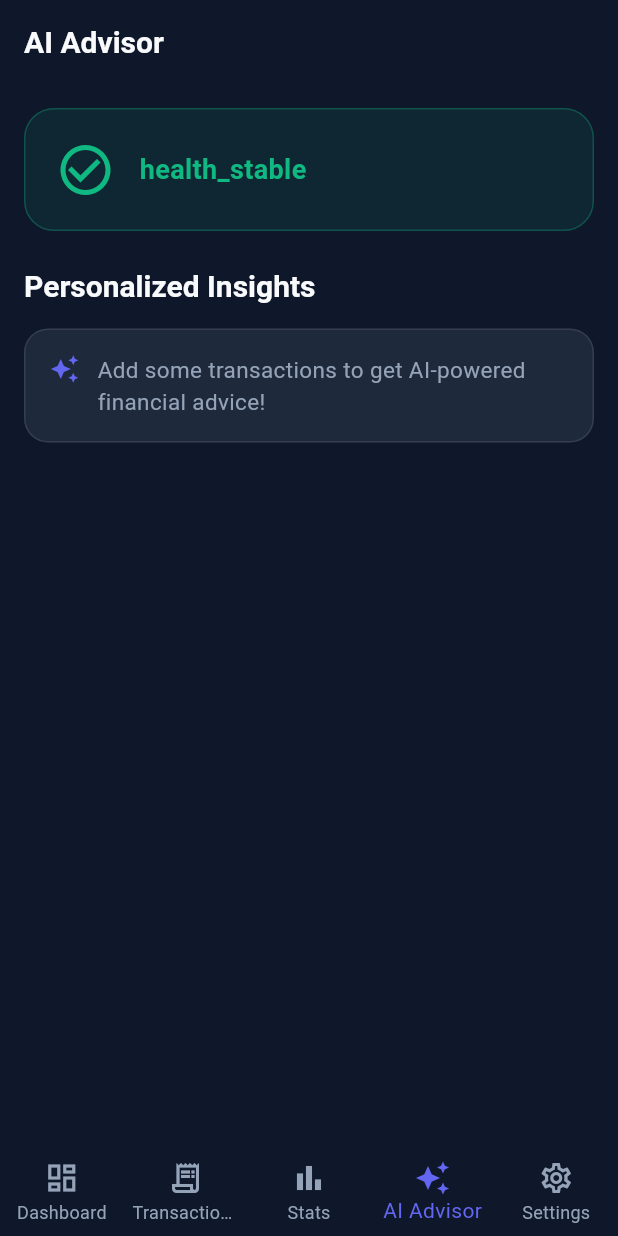
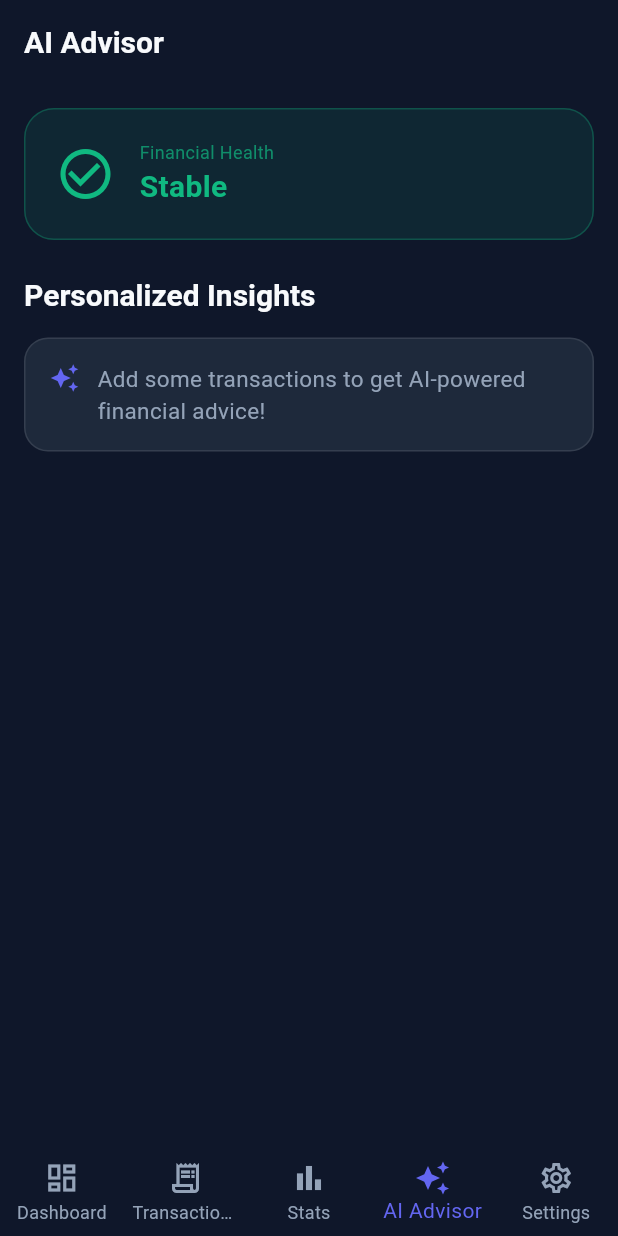
Before and after one commit to aboodsido/pet, a Flutter app: the screen it shows after launch, item 4 of the bottom bar chosen, on a phone screen of 412 x 824 dp. Run offline on Flutter 3.47's test engine with Material 3 defaults, Android fonts, the phone set to English and light mode, and no system bars; our stand-ins replace easy_localization, equatable, fl_chart, flutter_bloc, get_it, google_fonts and 3 more; accounts and stored records are empty; Roboto replaces fonts that are missing (Cairo).

```diff
--- a/lib/core/theme/app_theme.dart
+++ b/lib/core/theme/app_theme.dart
@@ -1,4 +1,5 @@
 import 'package:flutter/material.dart';
+import 'package:google_fonts/google_fonts.dart';
 
 class AppTheme {
   static const Color primaryColor = Color(0xFF6366F1); // Indigo
@@ -33,7 +34,8 @@ class AppTheme {
         onSurface: lightTextColor,
         onError: Colors.white,
       ),
-      textTheme: const TextTheme(
+      textTheme: GoogleFonts.cairoTextTheme(
+        const TextTheme(
           headlineLarge: TextStyle(
             color: lightTextColor,
             fontSize: 32,
@@ -54,6 +56,7 @@ class AppTheme {
           bodyLarge: TextStyle(color: lightTextColor, fontSize: 16),
           bodyMedium: TextStyle(color: lightSecondaryTextColor, fontSize: 14),
         ),
+      ),
       cardTheme: CardTheme(
         color: lightCardColor,
         elevation: 0,
@@ -62,12 +65,12 @@ class AppTheme {
           side: BorderSide(color: Colors.black.withValues(alpha: 0.05)),
         ),
       ),
-      appBarTheme: const AppBarTheme(
+      appBarTheme:  AppBarTheme(
         backgroundColor: lightScaffoldBackgroundColor,
         elevation: 0,
         centerTitle: false,
         iconTheme: IconThemeData(color: lightTextColor),
-        titleTextStyle: TextStyle(
+        titleTextStyle: GoogleFonts.cairo(
           color: lightTextColor,
           fontSize: 20,
           fontWeight: FontWeight.bold,
@@ -123,7 +126,8 @@ class AppTheme {
         onSurface: textColor,
         onError: Colors.white,
       ),
-      textTheme: const TextTheme(
+      textTheme: GoogleFonts.cairoTextTheme(
+        const TextTheme(
           headlineLarge: TextStyle(
             color: textColor,
             fontSize: 32,
@@ -144,6 +148,7 @@ class AppTheme {
           bodyLarge: TextStyle(color: textColor, fontSize: 16),
           bodyMedium: TextStyle(color: secondaryTextColor, fontSize: 14),
         ),
+      ),
       cardTheme: CardTheme(
         color: cardColor,
         elevation: 0,
@@ -152,12 +157,12 @@ class AppTheme {
           side: BorderSide(color: Colors.white.withValues(alpha: 0.05)),
         ),
       ),
-      appBarTheme: const AppBarTheme(
+      appBarTheme:  AppBarTheme(
         backgroundColor: scaffoldBackgroundColor,
         elevation: 0,
         centerTitle: false,
         iconTheme: IconThemeData(color: textColor),
-        titleTextStyle: TextStyle(
+        titleTextStyle: GoogleFonts.cairo(
           color: textColor,
           fontSize: 20,
           fontWeight: FontWeight.bold,
--- a/lib/features/ai_advisor/ui/views/ai_advisor_view.dart
+++ b/lib/features/ai_advisor/ui/views/ai_advisor_view.dart
@@ -89,13 +89,25 @@ class AiAdvisorView extends StatelessWidget {
           Icon(icon, color: color, size: 40),
           const SizedBox(width: 16),
           Expanded(
-            child: Text(
-              text,
-              style: TextStyle(
-                color: color,
-                fontSize: 18,
-                fontWeight: FontWeight.bold,
-              ),
+            child: Column(
+              crossAxisAlignment: CrossAxisAlignment.start,
+              children: [
+                Text(
+                  'financial_health'.tr(),
+                  style: TextStyle(
+                    color: color.withValues(alpha: 0.7),
+                    fontSize: 12,
+                  ),
+                ),
+                Text(
+                  text,
+                  style: TextStyle(
+                    color: color,
+                    fontSize: 20,
+                    fontWeight: FontWeight.bold,
+                  ),
+                ),
+              ],
             ),
           ),
         ],
@@ -103,8 +115,17 @@ class AiAdvisorView extends StatelessWidget {
     );
   }
 
-  Widget _buildInsightCard(BuildContext context, String text) {
+  Widget _buildInsightCard(BuildContext context, String rawText) {
     final theme = Theme.of(context);
+
+    // Parse rawText for potential localized keys and arguments
+    // Format: key|arg1|arg2...
+    final parts = rawText.split('|');
+    final key = parts[0];
+    final args = parts.skip(1).toList();
+
+    final translatedText = key.tr(args: args);
+
     return Container(
       margin: const EdgeInsets.only(bottom: 12),
       padding: const EdgeInsets.all(16),
@@ -124,7 +145,7 @@ class AiAdvisorView extends StatelessWidget {
           const SizedBox(width: 12),
           Expanded(
             child: Text(
-              text.replaceAll('**', ''), // Simple markdown clean for simplicity
+              translatedText.replaceAll('**', ''), // Simple markdown clean
               style: const TextStyle(fontSize: 15, height: 1.4),
             ),
           ),
```
Also changed, not shown: assets/translations/ar.json (+11 -0 lines), assets/translations/en.json (+11 -0 lines), lib/features/ai_advisor/logic/ai_advisor_cubit.dart (+8 -22 lines), pubspec.yaml (+8 -0 lines), assets/images/app_icon.png (added), 28 other files. Lines whose indentation alone changed are shown as unchanged.
